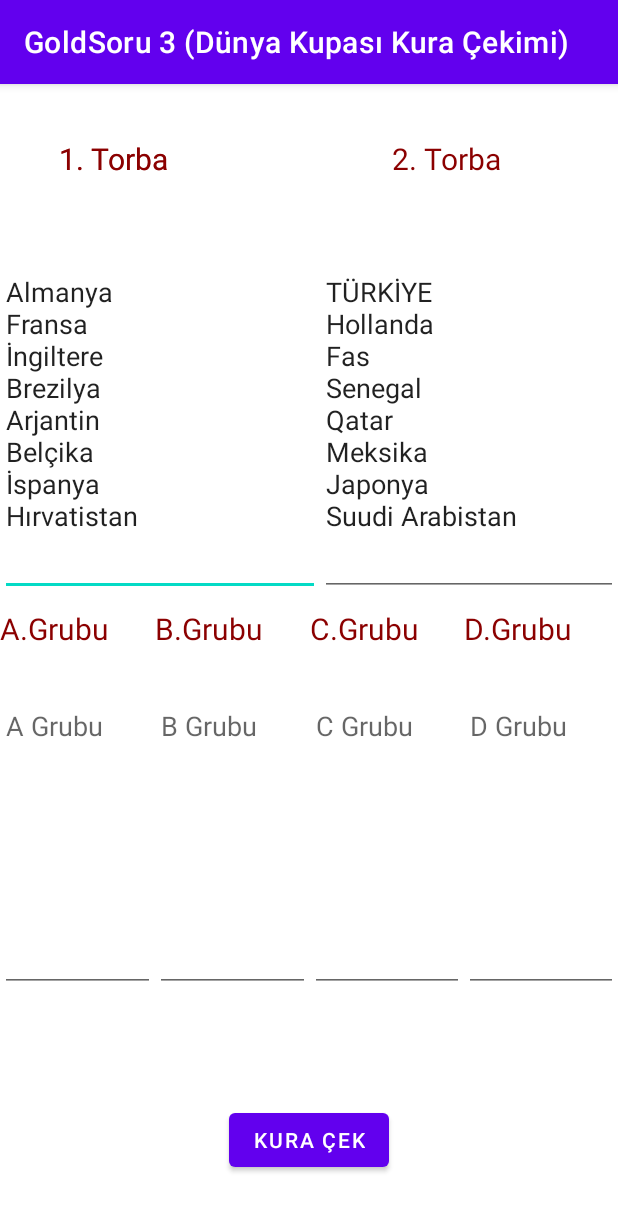
After one commit to serkanaydin84/MobilOrnekler, an Android app: the U4_GoldSoru3 screen opened directly, with no data from a screen before it, on a phone screen of 412 x 824 dp. The commit adds this screen. Shown: the top 1211 px of the screen. Run offline under Robolectric (Android 15) with nearby library versions, the phone set to English and light mode, and no system bars.

Commit message:
no message

```diff
--- a/app/src/main/AndroidManifest.xml
+++ b/app/src/main/AndroidManifest.xml
@@ -30,9 +30,11 @@
         <activity android:name=".U4_Uyg7" android:label="@string/u4_uyg7"></activity>
         <activity android:name=".U4_Uyg8" android:label="@string/u4_uyg8"></activity>
         <activity android:name=".U4_Uyg9" android:label="@string/u4_uyg9"></activity>
+        <activity android:name=".U4_Uyg10" android:label="@string/u4_uyg10"></activity>
 
         <activity android:name=".U4_GoldSoru1" android:label="@string/u4_goldsoru1"></activity>
         <activity android:name=".U4_GoldSoru2" android:label="@string/u4_goldsoru2"></activity>
+        <activity android:name=".U4_GoldSoru3" android:label="@string/u4_goldsoru3"></activity>
     </application>
 
 </manifest>
--- a/app/src/main/java/com/example/mobiluygulamalardersornekleri/U4_GoldSoru1.java
+++ b/app/src/main/java/com/example/mobiluygulamalardersornekleri/U4_GoldSoru1.java
@@ -17,7 +17,7 @@ public class U4_GoldSoru1 extends AppCompatActivity {
         setContentView(R.layout.u2_goldsoru1);
 
         txtSayi = findViewById(R.id.txtSayi);
-        txtCarpimTablosu = findViewById(R.id.txtTekSayiTop);
+        txtCarpimTablosu = findViewById(R.id.txtTorba1);
     }
 
     public void btnHesapla (View view) {
--- a/app/src/main/java/com/example/mobiluygulamalardersornekleri/U4_GoldSoru2.java
+++ b/app/src/main/java/com/example/mobiluygulamalardersornekleri/U4_GoldSoru2.java
@@ -18,8 +18,8 @@ public class U4_GoldSoru2 extends AppCompatActivity {
         setContentView(R.layout.u2_goldsoru2);
 
         txtSayi = findViewById(R.id.txtSayi);
-        txtCift = findViewById(R.id.txtCiftSayiTop);
-        txtTek = findViewById(R.id.txtTekSayiTop);
+        txtCift = findViewById(R.id.txtTorba2);
+        txtTek = findViewById(R.id.txtTorba1);
     }
 
     public void btnHesapla (View view) {
--- /dev/null
+++ b/app/src/main/java/com/example/mobiluygulamalardersornekleri/U4_GoldSoru3.java
@@ -0,0 +1,63 @@
+package com.example.mobiluygulamalardersornekleri;
+
+import android.annotation.SuppressLint;
+import android.os.Bundle;
+import android.view.View;
+import android.widget.EditText;
+
+import androidx.annotation.Nullable;
+import androidx.appcompat.app.AppCompatActivity;
+
+import java.util.Random;
+
+public class U4_GoldSoru3 extends AppCompatActivity {
+
+    EditText txtTorba1, txtTorba2, txtGrupA, txtGrupB, txtGrupC, txtGrupD;
+    @SuppressLint("MissingInflatedId")
+    @Override
+    protected void onCreate(@Nullable Bundle savedInstanceState) {
+        super.onCreate(savedInstanceState);
+        setContentView(R.layout.u2_goldsoru3);
+
+        txtTorba1 = findViewById(R.id.txtTorba1);
+        txtTorba2 = findViewById(R.id.txtTorba2);
+        txtGrupA = findViewById(R.id.txtGrupA);
+        txtGrupB = findViewById(R.id.txtGrupB);
+        txtGrupC = findViewById(R.id.txtGrupC);
+        txtGrupD = findViewById(R.id.txtGrupD);
+
+        txtTorba1.setText("Almanya");
+        txtTorba1.setText(txtTorba1.getText() + "\n" + "Fransa");
+        txtTorba1.setText(txtTorba1.getText() + "\n" + "İngiltere");
+        txtTorba1.setText(txtTorba1.getText() + "\n" + "Brezilya");
+        txtTorba1.setText(txtTorba1.getText() + "\n" + "Arjantin");
+        txtTorba1.setText(txtTorba1.getText() + "\n" + "Belçika");
+        txtTorba1.setText(txtTorba1.getText() + "\n" + "İspanya");
+        txtTorba1.setText(txtTorba1.getText() + "\n" + "Hırvatistan");
+
+        txtTorba2.setText("TÜRKİYE");
+        txtTorba2.setText(txtTorba2.getText() + "\n" + "Hollanda");
+        txtTorba2.setText(txtTorba2.getText() + "\n" + "Fas");
+        txtTorba2.setText(txtTorba2.getText() + "\n" + "Senegal");
+        txtTorba2.setText(txtTorba2.getText() + "\n" + "Qatar");
+        txtTorba2.setText(txtTorba2.getText() + "\n" + "Meksika");
+        txtTorba2.setText(txtTorba2.getText() + "\n" + "Japonya");
+        txtTorba2.setText(txtTorba2.getText() + "\n" + "Suudi Arabistan");
+    }
+
+    public void btnKura (View view) {
+        Random random = new Random();
+        int kura = random.nextInt(16);
+        for (int i = 1; i <= 16; i++) {
+            if (i % 4 == 0) {
+
+            } else if (i % 4 == 1) {
+
+            } else if (i % 4 == 1) {
+
+            } else {
+
+            }
+        }
+    }
+}
--- a/app/src/main/java/com/example/mobiluygulamalardersornekleri/Unite4.java
+++ b/app/src/main/java/com/example/mobiluygulamalardersornekleri/Unite4.java
@@ -44,4 +44,9 @@ public class Unite4 extends AppCompatActivity {
         Intent i = new Intent(Unite4.this, U4_GoldSoru2.class);
         startActivity(i);
     }
+
+    public void btnU4GoldSoru3 (View view) {
+        Intent i = new Intent(Unite4.this, U4_GoldSoru3.class);
+        startActivity(i);
+    }
 }
--- a/app/src/main/res/layout/activity_main.xml
+++ b/app/src/main/res/layout/activity_main.xml
@@ -43,8 +43,10 @@
         android:layout_width="wrap_content"
         android:layout_height="wrap_content"
         android:layout_marginTop="148dp"
+        android:backgroundTint="@color/teal_200"
         android:onClick="unite4Goster"
         android:text="@string/unite4"
+        android:textColor="@color/black"
         app:layout_constraintEnd_toEndOf="parent"
         app:layout_constraintStart_toStartOf="parent"
         app:layout_constraintTop_toTopOf="parent" />
--- a/app/src/main/res/layout/u2_goldsoru1.xml
+++ b/app/src/main/res/layout/u2_goldsoru1.xml
@@ -20,7 +20,7 @@
         app:layout_constraintTop_toTopOf="parent" />
 
     <EditText
-        android:id="@+id/txtTekSayiTop"
+        android:id="@+id/txtTorba1"
         android:layout_width="0dp"
         android:layout_height="wrap_content"
         android:layout_marginTop="40dp"
--- a/app/src/main/res/layout/u2_goldsoru2.xml
+++ b/app/src/main/res/layout/u2_goldsoru2.xml
@@ -15,7 +15,7 @@
         app:layout_constraintTop_toBottomOf="@+id/txtSayi">
 
         <EditText
-            android:id="@+id/txtTekSayiTop"
+            android:id="@+id/txtTorba1"
             android:layout_width="wrap_content"
             android:layout_height="425dp"
             android:layout_marginTop="40dp"
@@ -26,7 +26,7 @@
             android:minHeight="48dp" />
 
         <EditText
-            android:id="@+id/txtCiftSayiTop"
+            android:id="@+id/txtTorba2"
             android:layout_width="wrap_content"
             android:layout_height="425dp"
             android:layout_marginTop="40dp"
--- /dev/null
+++ b/app/src/main/res/layout/u2_goldsoru3.xml
@@ -0,0 +1,192 @@
+<?xml version="1.0" encoding="utf-8"?>
+<androidx.constraintlayout.widget.ConstraintLayout xmlns:android="http://schemas.android.com/apk/res/android"
+    xmlns:app="http://schemas.android.com/apk/res-auto"
+    xmlns:tools="http://schemas.android.com/tools"
+    android:layout_width="match_parent"
+    android:layout_height="match_parent">
+
+    <LinearLayout
+        android:id="@+id/linearLayout"
+        android:layout_width="0dp"
+        android:layout_height="273dp"
+        android:layout_marginTop="76dp"
+        android:orientation="horizontal"
+        app:layout_constraintEnd_toEndOf="parent"
+        app:layout_constraintHorizontal_bias="0.0"
+        app:layout_constraintStart_toStartOf="parent"
+        app:layout_constraintTop_toTopOf="parent">
+
+        <EditText
+            android:id="@+id/txtTorba1"
+            android:layout_width="wrap_content"
+            android:layout_height="225dp"
+            android:layout_marginTop="40dp"
+            android:ems="10"
+            android:gravity="start|top"
+            android:hint="1.Torba Takımları"
+            android:inputType="textMultiLine"
+            android:minHeight="48dp" />
+
+        <EditText
+            android:id="@+id/txtTorba2"
+            android:layout_width="wrap_content"
+            android:layout_height="225dp"
+            android:layout_marginTop="40dp"
+            android:layout_marginRight="0dp"
+            android:ems="10"
+            android:gravity="start|top"
+            android:hint="2.Torba Takımları"
+            android:inputType="textMultiLine"
+            android:minHeight="48dp" />
+
+    </LinearLayout>
+
+    <LinearLayout
+        android:id="@+id/linearLayout2"
+        android:layout_width="0dp"
+        android:layout_height="56dp"
+        app:layout_constraintEnd_toEndOf="parent"
+        app:layout_constraintStart_toStartOf="parent"
+        app:layout_constraintTop_toBottomOf="@+id/linearLayout">
+
+        <TextView
+            android:id="@+id/textView8"
+            android:layout_width="match_parent"
+            android:layout_height="wrap_content"
+            android:layout_weight="1"
+            android:text="A.Grubu"
+            android:textColor="@color/red"
+            android:textSize="20sp" />
+
+        <TextView
+            android:id="@+id/textView10"
+            android:layout_width="match_parent"
+            android:layout_height="wrap_content"
+            android:layout_weight="1"
+            android:text="B.Grubu"
+            android:textColor="@color/red"
+            android:textSize="20sp" />
+
+        <TextView
+            android:id="@+id/textView11"
+            android:layout_width="match_parent"
+            android:layout_height="wrap_content"
+            android:layout_weight="1"
+            android:text="C.Grubu"
+            android:textColor="@color/red"
+            android:textSize="20sp" />
+
+        <TextView
+            android:id="@+id/textView12"
+            android:layout_width="match_parent"
+            android:layout_height="wrap_content"
+            android:layout_weight="1"
+            android:text="D.Grubu"
+            android:textColor="@color/red"
+            android:textSize="20sp" />
+
+    </LinearLayout>
+
+    <LinearLayout
+        android:layout_width="0dp"
+        android:layout_height="0dp"
+        android:orientation="horizontal"
+        app:layout_constraintBottom_toTopOf="@+id/btnHesapla"
+        app:layout_constraintEnd_toEndOf="parent"
+        app:layout_constraintHorizontal_bias="0.0"
+        app:layout_constraintStart_toStartOf="parent"
+        app:layout_constraintTop_toBottomOf="@+id/linearLayout2">
+
+        <EditText
+            android:id="@+id/txtGrupA"
+            android:layout_width="wrap_content"
+            android:layout_height="200dp"
+            android:layout_weight="1"
+            android:ems="10"
+            android:gravity="start|top"
+            android:hint="A Grubu"
+            android:inputType="textMultiLine" />
+
+        <EditText
+            android:id="@+id/txtGrupB"
+            android:layout_width="wrap_content"
+            android:layout_height="200dp"
+            android:layout_weight="1"
+            android:ems="10"
+            android:gravity="start|top"
+            android:hint="B Grubu"
+            android:inputType="textMultiLine" />
+
+        <EditText
+            android:id="@+id/txtGrupC"
+            android:layout_width="wrap_content"
+            android:layout_height="200dp"
+            android:layout_weight="1"
+            android:ems="10"
+            android:gravity="start|top"
+            android:hint="C Grubu"
+            android:inputType="textMultiLine" />
+
+        <EditText
+            android:id="@+id/txtGrupD"
+            android:layout_width="wrap_content"
+            android:layout_height="200dp"
+            android:layout_weight="1"
+            android:ems="10"
+            android:gravity="start|top"
+            android:hint="D Grubu"
+            android:inputType="textMultiLine" />
+    </LinearLayout>
+
+    <Button
+        android:id="@+id/btnHesapla"
+        android:layout_width="wrap_content"
+        android:layout_height="wrap_content"
+        android:layout_marginBottom="40dp"
+        android:onClick="btnKura"
+        android:text="Kura Çek"
+        app:layout_constraintBottom_toBottomOf="parent"
+        app:layout_constraintEnd_toEndOf="parent"
+        app:layout_constraintHorizontal_bias="0.501"
+        app:layout_constraintStart_toStartOf="parent" />
+
+    <TextView
+        android:id="@+id/textView2"
+        android:layout_width="wrap_content"
+        android:layout_height="wrap_content"
+        android:layout_marginTop="36dp"
+        android:text="1. Torba"
+        android:textColor="@color/red"
+        android:textSize="20sp"
+        app:layout_constraintEnd_toEndOf="parent"
+        app:layout_constraintHorizontal_bias="0.115"
+        app:layout_constraintStart_toStartOf="parent"
+        app:layout_constraintTop_toTopOf="parent" />
+
+    <TextView
+        android:id="@+id/textView4"
+        android:layout_width="wrap_content"
+        android:layout_height="wrap_content"
+        android:layout_marginTop="36dp"
+        android:text="1. Torba"
+        android:textColor="@color/red"
+        android:textSize="20sp"
+        app:layout_constraintEnd_toEndOf="parent"
+        app:layout_constraintHorizontal_bias="0.115"
+        app:layout_constraintStart_toStartOf="parent"
+        app:layout_constraintTop_toTopOf="parent" />
+
+    <TextView
+        android:id="@+id/textView3"
+        android:layout_width="wrap_content"
+        android:layout_height="wrap_content"
+        android:layout_marginTop="36dp"
+        android:text="2. Torba"
+        android:textColor="@color/red"
+        android:textSize="20sp"
+        app:layout_constraintEnd_toEndOf="parent"
+        app:layout_constraintHorizontal_bias="0.771"
+        app:layout_constraintStart_toStartOf="parent"
+        app:layout_constraintTop_toTopOf="parent" />
+
+</androidx.constraintlayout.widget.ConstraintLayout>
--- a/app/src/main/res/layout/u4_uyg10.xml
+++ b/app/src/main/res/layout/u4_uyg10.xml
@@ -36,6 +36,7 @@
         android:layout_height="wrap_content"
         android:layout_marginTop="84dp"
         android:text="Sonuç: "
+        android:textColor="@color/red"
         android:textSize="25sp"
         app:layout_constraintEnd_toEndOf="parent"
         app:layout_constraintHorizontal_bias="0.413"
--- a/app/src/main/res/layout/u4_uyg9.xml
+++ b/app/src/main/res/layout/u4_uyg9.xml
@@ -18,20 +18,26 @@
         app:layout_constraintStart_toStartOf="parent"
         app:layout_constraintTop_toTopOf="parent" />
 
-    <EditText
-        android:id="@+id/txtGosterge"
+    <LinearLayout
         android:layout_width="0dp"
-        android:layout_height="wrap_content"
-        android:layout_marginTop="20dp"
-        android:ems="10"
-        android:gravity="start|top"
-        android:inputType="textMultiLine"
-        android:minHeight="48dp"
+        android:layout_height="464dp"
+        android:orientation="vertical"
+        app:layout_constraintBottom_toTopOf="@+id/btnCift"
         app:layout_constraintEnd_toEndOf="parent"
-        app:layout_constraintHorizontal_bias="0.497"
         app:layout_constraintStart_toStartOf="parent"
-        app:layout_constraintTop_toBottomOf="@+id/txtSayi"
-        tools:ignore="SpeakableTextPresentCheck" />
+        app:layout_constraintTop_toBottomOf="@+id/txtSayi">
+
+        <EditText
+            android:id="@+id/txtGosterge"
+            android:layout_width="match_parent"
+            android:layout_height="wrap_content"
+            android:layout_marginTop="12dp"
+            android:ems="10"
+            android:gravity="start|top"
+            android:inputType="textMultiLine"
+            android:minHeight="48dp"
+            tools:ignore="SpeakableTextPresentCheck" />
+    </LinearLayout>
 
     <Button
         android:id="@+id/btnTum"
@@ -70,6 +76,6 @@
         android:text="Çift Sayılar"
         app:layout_constraintBottom_toBottomOf="parent"
         app:layout_constraintEnd_toEndOf="parent"
-        app:layout_constraintHorizontal_bias="0.498"
+        app:layout_constraintHorizontal_bias="0.473"
         app:layout_constraintStart_toStartOf="parent" />
 </androidx.constraintlayout.widget.ConstraintLayout>
--- a/app/src/main/res/layout/unite4.xml
+++ b/app/src/main/res/layout/unite4.xml
@@ -10,7 +10,9 @@
         android:layout_width="wrap_content"
         android:layout_height="wrap_content"
         android:layout_marginTop="4dp"
+        android:backgroundTint="@color/teal_200"
         android:text="@string/u4_uyg1"
+        android:textColor="@color/black"
         app:layout_constraintEnd_toEndOf="parent"
         app:layout_constraintHorizontal_bias="0.498"
         app:layout_constraintStart_toStartOf="parent"
@@ -31,7 +33,9 @@
         android:layout_width="wrap_content"
         android:layout_height="wrap_content"
         android:layout_marginTop="100dp"
+        android:backgroundTint="@color/teal_200"
         android:text="@string/u4_uyg3"
+        android:textColor="@color/black"
         app:layout_constraintEnd_toEndOf="parent"
         app:layout_constraintStart_toStartOf="parent"
         app:layout_constraintTop_toTopOf="parent" />
@@ -51,7 +55,9 @@
         android:layout_width="wrap_content"
         android:layout_height="wrap_content"
         android:layout_marginTop="196dp"
+        android:backgroundTint="@color/teal_200"
         android:text="@string/u4_uyg5"
+        android:textColor="@color/black"
         app:layout_constraintEnd_toEndOf="parent"
         app:layout_constraintStart_toStartOf="parent"
         app:layout_constraintTop_toTopOf="parent" />
@@ -71,8 +77,10 @@
         android:layout_width="wrap_content"
         android:layout_height="wrap_content"
         android:layout_marginTop="292dp"
+        android:backgroundTint="@color/teal_200"
         android:onClick="btnU4Uyg7"
         android:text="@string/u4_uyg7"
+        android:textColor="@color/black"
         app:layout_constraintEnd_toEndOf="parent"
         app:layout_constraintStart_toStartOf="parent"
         app:layout_constraintTop_toTopOf="parent" />
@@ -93,8 +101,10 @@
         android:layout_width="wrap_content"
         android:layout_height="wrap_content"
         android:layout_marginTop="388dp"
+        android:backgroundTint="@color/teal_200"
         android:onClick="btnU4Uyg9"
         android:text="@string/u4_uyg9"
+        android:textColor="@color/black"
         app:layout_constraintEnd_toEndOf="parent"
         app:layout_constraintStart_toStartOf="parent"
         app:layout_constraintTop_toTopOf="parent" />
@@ -115,8 +125,26 @@
         android:layout_width="136dp"
         android:layout_height="94dp"
         android:layout_marginLeft="10dp"
+        android:backgroundTint="@color/gold"
         android:onClick="btnU4GoldSoru1"
         android:text="@string/u4_goldsoru1"
+        android:textColor="@color/black"
+        android:visibility="visible"
+        app:layout_constraintEnd_toEndOf="parent"
+        app:layout_constraintHorizontal_bias="0.0"
+        app:layout_constraintStart_toStartOf="parent"
+        app:layout_constraintTop_toBottomOf="@+id/textView" />
+
+    <Button
+        android:id="@+id/btnU4GoldSoru3"
+        android:layout_width="136dp"
+        android:layout_height="94dp"
+        android:layout_marginLeft="10dp"
+        android:layout_marginTop="92dp"
+        android:backgroundTint="@color/gold"
+        android:onClick="btnU4GoldSoru3"
+        android:text="@string/u4_goldsoru3"
+        android:textColor="@color/black"
         android:visibility="visible"
         app:layout_constraintEnd_toEndOf="parent"
         app:layout_constraintHorizontal_bias="0.0"
@@ -128,8 +156,10 @@
         android:layout_width="134dp"
         android:layout_height="94dp"
         android:layout_marginLeft="10dp"
+        android:backgroundTint="@color/gold"
         android:onClick="btnU4GoldSoru2"
         android:text="@string/u4_goldsoru2"
+        android:textColor="@color/black"
         android:visibility="visible"
         app:layout_constraintEnd_toEndOf="parent"
         app:layout_constraintHorizontal_bias="0.942"
--- a/app/src/main/res/values/colors.xml
+++ b/app/src/main/res/values/colors.xml
@@ -8,4 +8,5 @@
     <color name="black">#FF000000</color>
     <color name="white">#FFFFFFFF</color>
     <color name="red">#FF8B0000</color>
+    <color name="gold">#FFFFD700</color>
 </resources>
--- a/app/src/main/res/values/strings.xml
+++ b/app/src/main/res/values/strings.xml
@@ -21,4 +21,5 @@
     <string name="u4_uyg10">Uygulama 10 (While ile Faktoriyel Hesaplama)</string>
     <string name="u4_goldsoru1">GoldSoru 1 (Çarpım Tablosu)</string>
     <string name="u4_goldsoru2">GoldSoru 2 (Tek ve Çift Sayıları Topla)</string>
+    <string name="u4_goldsoru3">GoldSoru 3 (Dünya Kupası Kura Çekimi)</string>
 </resources>
--- a/build.gradle
+++ b/build.gradle
@@ -1,5 +1,5 @@
 // Top-level build file where you can add configuration options common to all sub-projects/modules.
 plugins {
-    id 'com.android.application' version '7.3.1' apply false
-    id 'com.android.library' version '7.3.1' apply false
+    id 'com.android.application' version '7.2.2' apply false
+    id 'com.android.library' version '7.2.2' apply false
 }
```
